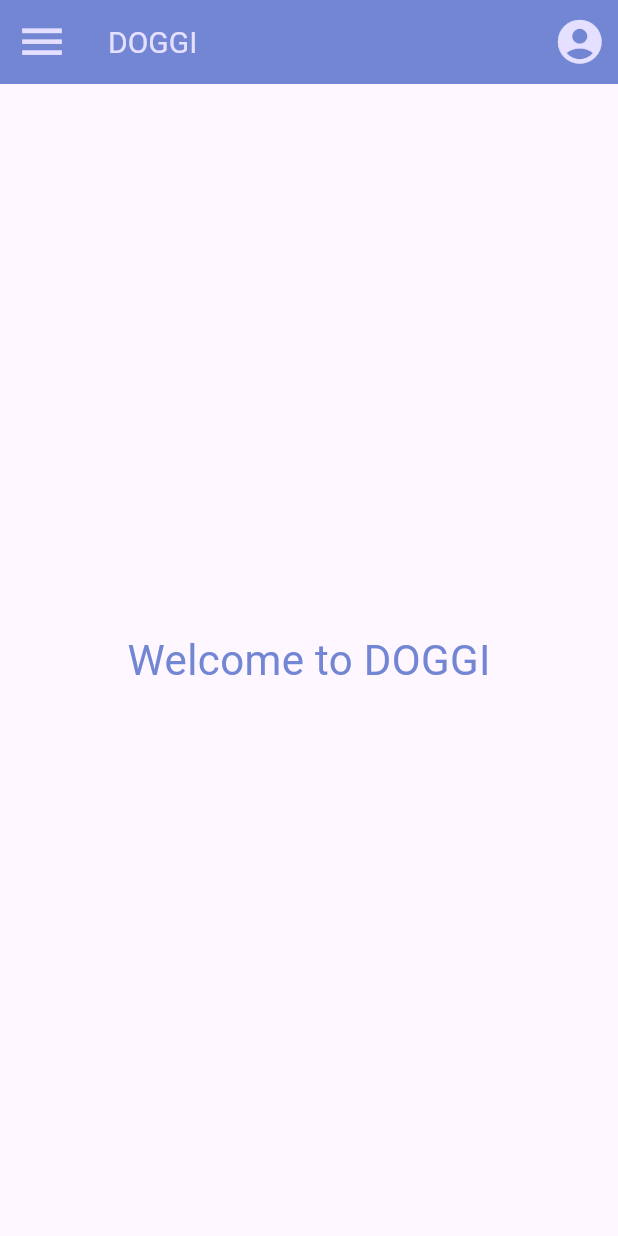
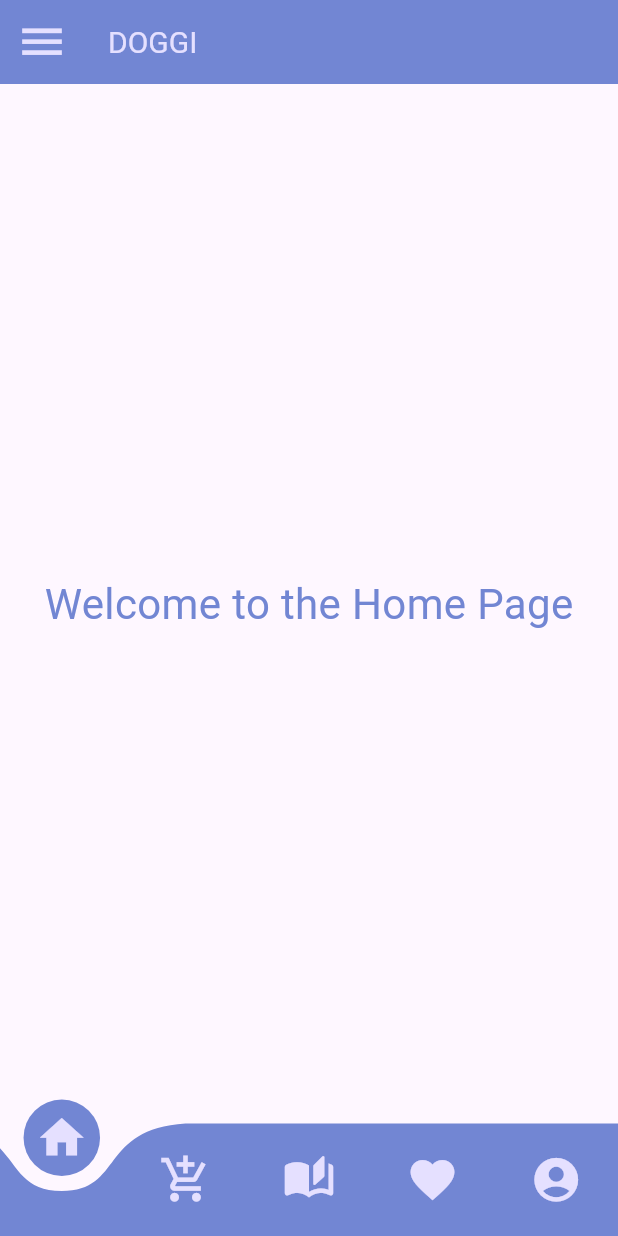
Before and after one commit to KaveeshaUdanii/doggi_app, a Flutter app: the screen it shows after launch, on a phone screen of 412 x 824 dp. Run offline on Flutter 3.47's test engine with Material 3 defaults, Android fonts, the phone set to English and light mode, and no system bars; drawn by our look-alikes of curved_navigation_bar.

Commit message:
second commit

```diff
--- /dev/null
+++ b/lib/screens/HomeContent.dart
@@ -0,0 +1,17 @@
+import 'package:flutter/material.dart';
+
+
+// Home Page Content
+class HomeContent extends StatelessWidget {
+  const HomeContent({Key? key}) : super(key: key);
+
+  @override
+  Widget build(BuildContext context) {
+    return Center(
+      child: Text(
+        "Welcome to the Home Page",
+        style: TextStyle(fontSize: 28, color: const Color(0xFF7286D3)),
+      ),
+    );
+  }
+}
--- a/lib/screens/Home_Page.dart
+++ b/lib/screens/Home_Page.dart
@@ -1,4 +1,10 @@
+import 'package:curved_navigation_bar/curved_navigation_bar.dart';
 import 'package:flutter/material.dart';
+import 'package:doggi_app/screens/HomeContent.dart';
+import 'package:doggi_app/screens/CartContent.dart';
+import 'package:doggi_app/screens/StoriesContent.dart';
+import 'package:doggi_app/screens/FavoritesContent.dart';
+import 'package:doggi_app/screens/AccountContent.dart';
 
 
 class HomePage extends StatefulWidget {
@@ -11,6 +17,24 @@ class HomePage extends StatefulWidget {
 class _HomePageState extends State<HomePage> with SingleTickerProviderStateMixin {
   late AnimationController _controller;
   bool isMenuOpen = false;
+  int _currentIndex = 0; // Keeps track of the selected index for navigation
+
+  final items = [
+    const Icon(Icons.home, size: 35, color: Color(0xFFE5E0FF)),
+    const Icon(Icons.add_shopping_cart, size: 35, color: Color(0xFFE5E0FF)),
+    const Icon(Icons.auto_stories_rounded, size: 35, color: Color(0xFFE5E0FF)),
+    const Icon(Icons.favorite, size: 35, color: Color(0xFFE5E0FF)),
+    const Icon(Icons.account_circle_rounded, size: 35, color: Color(0xFFE5E0FF)),
+  ];
+
+  // List of body content pages (separate classes for each section)
+  final List<Widget> bodyPages = [
+    const HomeContent(),
+    const CartContent(),
+    const StoriesContent(),
+    const FavoritesContent(),
+    const AccountContent(),
+  ];
 
   @override
   void initState() {
@@ -40,29 +64,18 @@ class _HomePageState extends State<HomePage> with SingleTickerProviderStateMixin
       appBar: AppBar(
         backgroundColor: const Color(0xFF7286D3), // Set AppBar color
         leading: IconButton(
-          icon: const Icon(Icons.menu, size: 35,color:Color(0xFFE5E0FF),),
+          icon: const Icon(Icons.menu, size: 35, color: Color(0xFFE5E0FF)),
           onPressed: toggleMenu,
         ),
         title: const Text(
           "DOGGI",
-          style: TextStyle(fontSize: 20,color:Color(0xFFE5E0FF),), // Increase the font size of the title
+          style: TextStyle(fontSize: 20, color: Color(0xFFE5E0FF)),
         ),
-        actions: [
-          IconButton(
-            icon: const Icon(Icons.account_circle_rounded, size: 35, color:Color(0xFFE5E0FF),),
-            onPressed: () {},
-          ),
-        ],
       ),
       body: Stack(
         children: [
-          // Main content
-          Center(
-            child: Text(
-              "Welcome to DOGGI",
-              style: TextStyle(fontSize: 28, color: const Color(0xFF7286D3)),
-            ),
-          ),
+          // Main content that changes with bottom navigation
+          bodyPages[_currentIndex], // Display the current page content
 
           // Animated Menu
           Positioned(
@@ -73,17 +86,31 @@ class _HomePageState extends State<HomePage> with SingleTickerProviderStateMixin
               builder: (context, child) {
                 return Transform.translate(
                   offset: Offset(-250 * (1 - _controller.value), 0),
-                  child: Menu(controller: _controller), // Pass controller to Menu
+                  child: Menu(controller: _controller),
                 );
               },
             ),
           ),
         ],
       ),
+      bottomNavigationBar: CurvedNavigationBar(
+        items: items,
+        backgroundColor: Colors.transparent,
+        color: const Color(0xFF7286D3),
+        onTap: (index) {
+          setState(() {
+            _currentIndex = index; // Update the index when the user taps a navigation icon
+          });
+        },
+      ),
     );
   }
 }
 
+
+//-----------------------------------------------------------------------------------------------------------
+
+// Side Menu Widget
 class Menu extends StatelessWidget {
   final AnimationController controller;
 
@@ -96,8 +123,17 @@ class Menu extends StatelessWidget {
       height: MediaQuery.of(context).size.height,
       color: const Color(0xFF8EA7E9), // Background color for the menu
       child: Column(
-        mainAxisAlignment: MainAxisAlignment.center,
         children: [
+          // User profile photo
+          Container(
+            margin: const EdgeInsets.symmetric(vertical: 30.0), // Adds space above and below
+            child: CircleAvatar(
+              radius: 50, // Size of the avatar (you can adjust this)
+              backgroundColor: Colors.white, // Background color for the circle
+              backgroundImage: AssetImage('assets/user_profile.jpg'), // Add your image asset here
+            ),
+          ),
+          // Menu items
           _buildStaggeredMenuItem(Icons.home, "Home", 0),
           _buildStaggeredMenuItem(Icons.favorite, "Favorite", 1),
           _buildStaggeredMenuItem(Icons.pets, "Dog Nutrition", 2),
@@ -122,7 +158,14 @@ class Menu extends StatelessWidget {
         ),
       )),
       child: ListTile(
-        leading: Icon(icon, color: const Color(0xFFE5E0FF)), // Icon color
+        leading: Container(
+          padding: const EdgeInsets.all(8.0), // Padding for the background around the icon
+          decoration: const BoxDecoration(
+            color: Color(0xFFE5E0FF), // Icon background color
+            shape: BoxShape.circle,   // Makes the background circular
+          ),
+          child: Icon(icon, color: const Color(0xFF7286D3)), // Icon color
+        ),
         title: Text(
           title,
           style: const TextStyle(color: Color(0xFFF2F2F2), fontSize: 18), // Text color
@@ -134,23 +177,3 @@ class Menu extends StatelessWidget {
     );
   }
 }
-
-//
-// class Curvebar extends StatefulWidget {
-//   const Curvebar({super.key});
-//
-//   @override
-//   State<Curvebar> createState() => _CurvebarState();
-// }
-//
-// class _CurvebarState extends State<Curvebar> {
-//   @override
-//   Widget build(BuildContext context) {
-//     return Scaffold(
-//       extendBody: true,
-//       appBar: AppBar(
-//         title: const Text(data),
-//       ),
-//     );
-//   }
-// }
--- a/pubspec.yaml
+++ b/pubspec.yaml
@@ -35,6 +35,8 @@ dependencies:
   # The following adds the Cupertino Icons font to your application.
   # Use with the CupertinoIcons class for iOS style icons.
   cupertino_icons: ^1.0.8
+  animated_text_kit: ^4.2.2
+  curved_navigation_bar: ^1.0.6
 
 dev_dependencies:
   flutter_test:
@@ -65,6 +67,8 @@ flutter:
     - assets/instagram.png
     - assets/tiktok.png
     - assets/whatsapp.png
+    - assets/user_profile.jpg
+
   # An image asset can refer to one or more resolution-specific "variants", see
   # https://flutter.dev/to/resolution-aware-images
 
```
Also changed, not shown: lib/screens/AccountContent.dart (added, +17 -0 lines), lib/screens/CartContent.dart (added, +17 -0 lines), lib/screens/FavoritesContent.dart (added, +17 -0 lines), lib/screens/StoriesContent.dart (added, +16 -0 lines), assets/user_profile.JPG (added), pubspec.lock.
